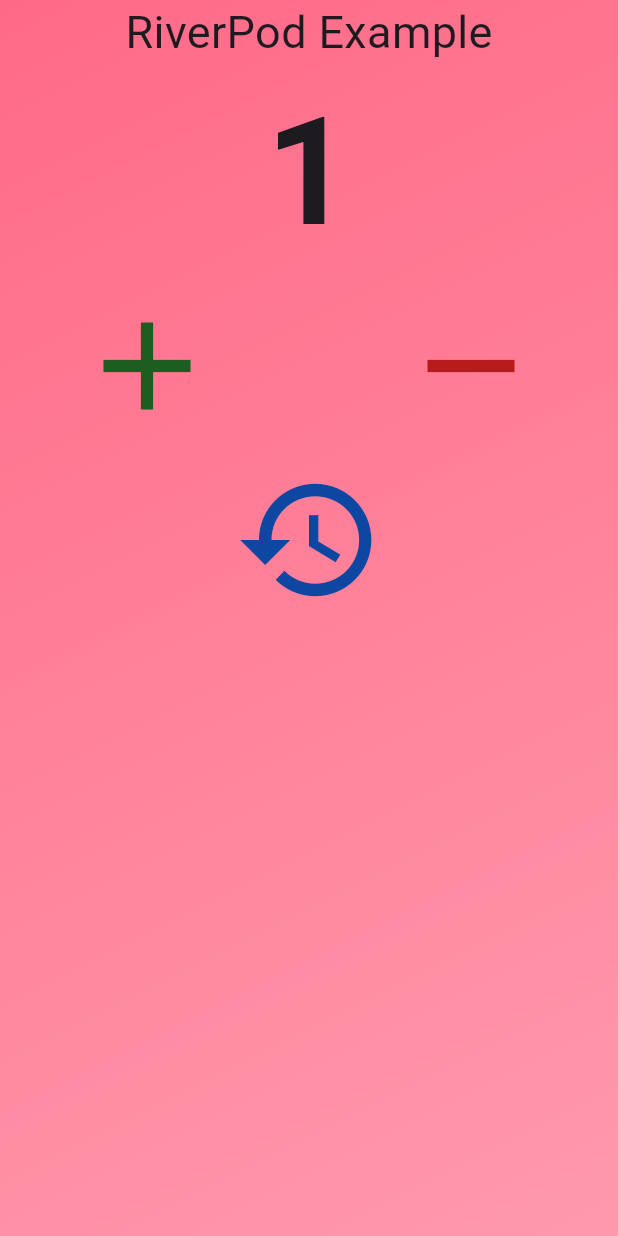
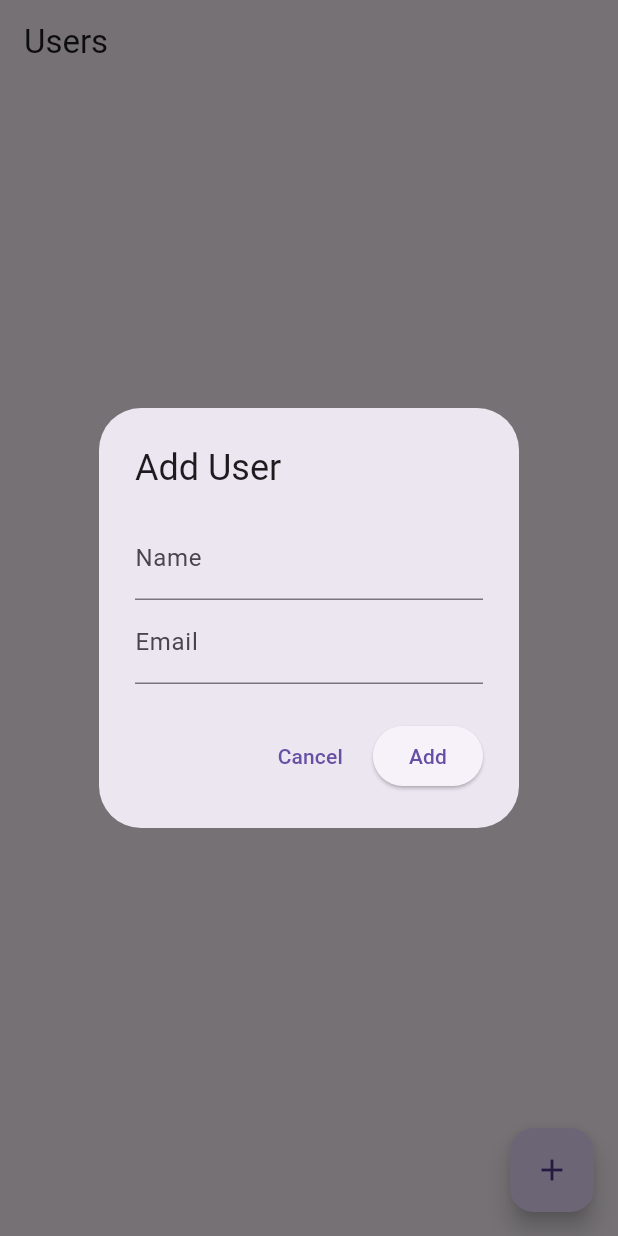
Before and after one commit to shaikmalikbasha/learn_flutter_by_examples, a Flutter app: the screen it shows after launch, after a tap on the "add" icon, on a phone screen of 412 x 824 dp. Run offline on Flutter 3.47's test engine with Material 3 defaults, Android fonts, the phone set to English and light mode, and no system bars; our stand-ins replace flutter_riverpod, go_router, hive, hive_flutter; accounts and stored records are empty.

Commit message:
Basic User Crud App

```diff
--- a/lib/features/riverpod_poc/counter_provider.dart
+++ b/lib/features/riverpod_poc/counter_provider.dart
@@ -1,4 +1,4 @@
-import 'package:flutter_riverpod/legacy.dart';
+import 'package:flutter_riverpod/flutter_riverpod.dart';
 import 'package:learn_flutter_by_examples/features/riverpod_poc/riverpod_model.dart';
 
 final easyCounterProvider = StateProvider<int>((ref) {
--- /dev/null
+++ b/lib/features/user_crud_app/module/user/application/controller/user_controller.dart
@@ -0,0 +1,32 @@
+import 'package:flutter_riverpod/flutter_riverpod.dart';
+import 'package:learn_flutter_by_examples/features/user_crud_app/module/user/application/providers/user_providers.dart';
+import 'package:learn_flutter_by_examples/features/user_crud_app/module/user/domain/entities/user.dart';
+import 'package:uuid/uuid.dart';
+
+final userControllerProvider =
+    AsyncNotifierProvider<UserController, List<User>>(UserController.new);
+
+class UserController extends AsyncNotifier<List<User>> {
+  late final repo = ref.read(userRepositoryProvider);
+
+  @override
+  Future<List<User>> build() async {
+    Future.delayed(Duration(seconds: 5));
+    print("Waiting....");
+    return repo.getUsers();
+  }
+
+  Future<void> addUser(String name, String email) async {
+    final user = User(id: const Uuid().v4(), name: name, email: email);
+
+    state = const AsyncLoading();
+    await repo.addUser(user);
+    state = AsyncData(await repo.getUsers());
+  }
+
+  Future<void> deleteUser(String id) async {
+    state = const AsyncLoading();
+    await repo.deleteUser(id);
+    state = AsyncData(await repo.getUsers());
+  }
+}
--- /dev/null
+++ b/lib/features/user_crud_app/module/user/application/providers/user_providers.dart
@@ -0,0 +1,14 @@
+import 'package:flutter_riverpod/flutter_riverpod.dart';
+import 'package:learn_flutter_by_examples/features/user_crud_app/module/user/data/datasources/user_local_datasource.dart';
+import 'package:learn_flutter_by_examples/features/user_crud_app/module/user/data/repositories/user_repository_impl.dart';
+import 'package:learn_flutter_by_examples/features/user_crud_app/module/user/domain/repositories/user.dart';
+
+final userLocalDataSourceProvider = Provider((ref) {
+  // return UserLocalDataSource();
+  return UserLocalDataSource();
+});
+
+final userRepositoryProvider = Provider<UserRepository>((ref) {
+  final ds = ref.watch(userLocalDataSourceProvider);
+  return UserRepositoryImpl(ds);
+});
--- /dev/null
+++ b/lib/features/user_crud_app/module/user/data/datasources/user_local_datasource.dart
@@ -0,0 +1,32 @@
+import 'package:hive/hive.dart';
+import '../models/user_model.dart';
+
+class UserLocalDataSource {
+  static const boxName = "users";
+
+  Future<Box> _openBox() async {
+    return await Hive.openBox(boxName);
+  }
+
+  Future<List<UserModel>> getUsers() async {
+    final box = await _openBox();
+    return box.values
+        .map((e) => UserModel.fromJson(Map<String, dynamic>.from(e)))
+        .toList();
+  }
+
+  Future<void> addUser(UserModel user) async {
+    final box = await _openBox();
+    await box.put(user.id, user.toJson());
+  }
+
+  Future<void> updateUser(UserModel user) async {
+    final box = await _openBox();
+    await box.put(user.id, user.toJson());
+  }
+
+  Future<void> deleteUser(String id) async {
+    final box = await _openBox();
+    await box.delete(id);
+  }
+}
--- /dev/null
+++ b/lib/features/user_crud_app/module/user/data/models/user_model.dart
@@ -0,0 +1,13 @@
+import '../../domain/entities/user.dart';
+
+class UserModel extends User {
+  UserModel({required super.id, required super.name, required super.email});
+
+  factory UserModel.fromJson(Map<String, dynamic> json) {
+    return UserModel(id: json['id'], name: json['name'], email: json['email']);
+  }
+
+  Map<String, dynamic> toJson() {
+    return {'id': id, 'name': name, 'email': email};
+  }
+}
--- /dev/null
+++ b/lib/features/user_crud_app/module/user/data/repositories/user_repository_impl.dart
@@ -0,0 +1,34 @@
+import 'package:learn_flutter_by_examples/features/user_crud_app/module/user/data/datasources/user_local_datasource.dart';
+import 'package:learn_flutter_by_examples/features/user_crud_app/module/user/data/models/user_model.dart';
+import 'package:learn_flutter_by_examples/features/user_crud_app/module/user/domain/entities/user.dart';
+import 'package:learn_flutter_by_examples/features/user_crud_app/module/user/domain/repositories/user.dart';
+
+class UserRepositoryImpl implements UserRepository {
+  final UserLocalDataSource localDataSource;
+
+  UserRepositoryImpl(this.localDataSource);
+
+  @override
+  Future<List<User>> getUsers() async {
+    return await localDataSource.getUsers();
+  }
+
+  @override
+  Future<void> addUser(User user) async {
+    await localDataSource.addUser(
+      UserModel(id: user.id, name: user.name, email: user.email),
+    );
+  }
+
+  @override
+  Future<void> updateUser(User user) async {
+    await localDataSource.updateUser(
+      UserModel(id: user.id, name: user.name, email: user.email),
+    );
+  }
+
+  @override
+  Future<void> deleteUser(String id) async {
+    await localDataSource.deleteUser(id);
+  }
+}
--- /dev/null
+++ b/lib/features/user_crud_app/module/user/domain/entities/user.dart
@@ -0,0 +1,7 @@
+class User {
+  final String id;
+  final String name;
+  final String email;
+
+  User({required this.id, required this.name, required this.email});
+}
--- /dev/null
+++ b/lib/features/user_crud_app/module/user/domain/repositories/user.dart
@@ -0,0 +1,8 @@
+import 'package:learn_flutter_by_examples/features/user_crud_app/module/user/domain/entities/user.dart';
+
+abstract class UserRepository {
+  Future<List<User>> getUsers();
+  Future<void> addUser(User user);
+  Future<void> updateUser(User user);
+  Future<void> deleteUser(String id);
+}
--- /dev/null
+++ b/lib/features/user_crud_app/module/user/presentation/user_page.dart
@@ -0,0 +1,93 @@
+import 'package:flutter/material.dart';
+import 'package:flutter_riverpod/flutter_riverpod.dart';
+import 'package:learn_flutter_by_examples/features/user_crud_app/module/user/application/controller/user_controller.dart';
+
+class UserScreen extends ConsumerWidget {
+  const UserScreen({super.key});
+
+  void _showAddUserDialog(BuildContext context, WidgetRef ref) {
+    final TextEditingController nameController = TextEditingController();
+    final TextEditingController emailController = TextEditingController();
+
+    showDialog(
+      context: context,
+      builder: (context) {
+        return AlertDialog(
+          title: Text("Add User"),
+          content: Column(
+            mainAxisSize: MainAxisSize.min,
+            children: [
+              TextField(
+                controller: nameController,
+                decoration: InputDecoration(labelText: "Name"),
+              ),
+              TextField(
+                controller: emailController,
+                decoration: InputDecoration(labelText: "Email"),
+              ),
+            ],
+          ),
+          actions: [
+            TextButton(
+              onPressed: () {
+                Navigator.pop(context);
+              },
+              child: Text("Cancel"),
+            ),
+            ElevatedButton(
+              onPressed: () {
+                String name = nameController.text.trim();
+                String email = emailController.text.trim();
+
+                // addUser(name, email); // 🔥 Your function call
+                ref.read(userControllerProvider.notifier).addUser(name, email);
+
+                Navigator.pop(context);
+              },
+              child: Text("Add"),
+            ),
+          ],
+        );
+      },
+    );
+  }
+
+  @override
+  Widget build(BuildContext context, WidgetRef ref) {
+    final usersAsync = ref.watch(userControllerProvider);
+
+    return Scaffold(
+      appBar: AppBar(title: const Text("Users")),
+      body: usersAsync.when(
+        data: (users) => ListView.builder(
+          itemCount: users.length,
+          itemBuilder: (_, i) {
+            final user = users[i];
+            return ListTile(
+              key: ValueKey(user.id),
+              title: Text(user.name),
+              subtitle: Text(user.email),
+              trailing: IconButton(
+                icon: const Icon(Icons.delete),
+                onPressed: () {
+                  ref.read(userControllerProvider.notifier).deleteUser(user.id);
+                },
+              ),
+            );
+          },
+        ),
+        loading: () => const Center(child: CircularProgressIndicator()),
+        error: (e, _) => Center(child: Text(e.toString())),
+      ),
+      floatingActionButton: FloatingActionButton(
+        onPressed: () {
+          // ref
+          //     .read(userControllerProvider.notifier)
+          //     .addUser("John Doe", "john@mail.com");
+          _showAddUserDialog(context, ref);
+        },
+        child: const Icon(Icons.add),
+      ),
+    );
+  }
+}
--- /dev/null
+++ b/lib/features/user_crud_app/my_user_app.dart
@@ -0,0 +1,15 @@
+import 'package:flutter/material.dart';
+import 'package:learn_flutter_by_examples/features/user_crud_app/module/user/presentation/user_page.dart';
+
+class MyUserCrudApp extends StatelessWidget {
+  const MyUserCrudApp({super.key});
+
+  @override
+  Widget build(BuildContext context) {
+    return const MaterialApp(
+      debugShowCheckedModeBanner: false,
+      title: 'UserCrudApp',
+      home: UserScreen(),
+    );
+  }
+}
--- a/lib/main.dart
+++ b/lib/main.dart
@@ -1,6 +1,8 @@
 import 'package:flutter/material.dart';
+import 'package:hive_flutter/adapters.dart';
 import 'package:flutter_riverpod/flutter_riverpod.dart';
-import 'package:learn_flutter_by_examples/features/riverpod_poc/riverpod_app.dart';
+import 'package:learn_flutter_by_examples/features/user_crud_app/my_user_app.dart';
+// import 'package:learn_flutter_by_examples/features/riverpod_poc/riverpod_app.dart';
 // import 'package:learn_flutter_by_examples/features/go_router_poc/pages/login.dart';
 // import 'package:learn_flutter_by_examples/features/responsive_app_1/responsive_main.dart';
 // import 'package:learn_flutter_by_examples/features/go_router_poc/go_router_example.dart';
@@ -17,4 +19,11 @@
 
 // void main() => runApp(const MyResponsiveApp());
 
-void main() => runApp(ProviderScope(child: MyRiverPodApp()));
+// void main() => runApp(ProviderScope(child: MyRiverPodApp()));
+
+void main() async {
+  WidgetsFlutterBinding.ensureInitialized();
+  await Hive.initFlutter();
+
+  runApp(const ProviderScope(child: MyUserCrudApp()));
+}
```
Also changed, not shown: pubspec.yaml (+6 -1 lines), lib/features/user_crud_app/core/error/error.dart (added), pubspec.lock.
